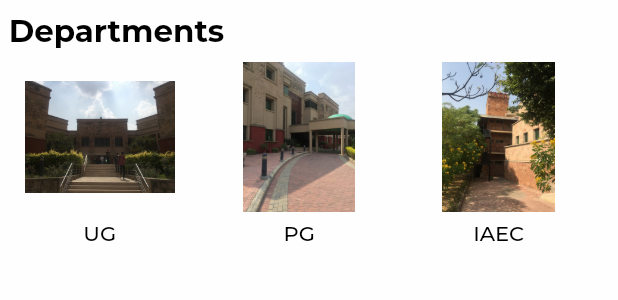
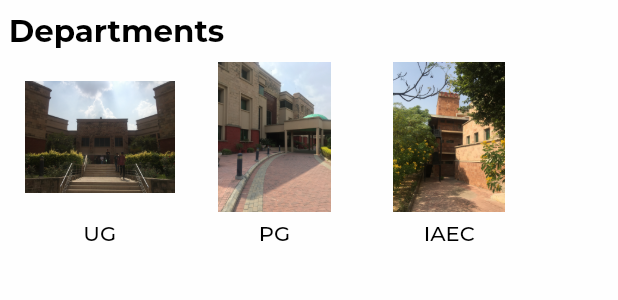
Before and after one commit to maryam-fatima/campus-mirador, a Flutter app: the Gallery widget shown alone on an empty page, opened directly, on a phone screen of 412 x 824 dp. Shown: the top 300 px of the screen. Run offline on Flutter 3.47's test engine with Material 2 defaults, Android fonts, the phone set to English and light mode, and no system bars; our stand-ins replace cloud_firestore, firebase_auth, firebase_core, font_awesome_flutter, google_fonts, google_sign_in and 2 more; missing offline and left inert: chat_gpt_sdk; accounts and stored records are empty; network calls fail.

Commit message:
stats responsive now

```diff
--- a/lib/main.dart
+++ b/lib/main.dart
@@ -1,4 +1,5 @@
 // imported the required libraries
+import 'package:chatbot/screens/features/chat_screen.dart';
 import 'package:firebase_core/firebase_core.dart';
 import 'package:flutter/material.dart';
 import 'screens/welcome.dart';
@@ -23,7 +24,7 @@ class MyApp extends StatelessWidget {
       theme: ThemeData(
         primarySwatch: Colors.blue,
       ),
-      home: const WelcomePage(),
+      home: WelcomePage(),
     );
   }
 }
--- a/lib/screens/features/view_stats.dart
+++ b/lib/screens/features/view_stats.dart
@@ -214,14 +214,14 @@ class Gallery extends StatelessWidget {
                 description: 'UG',
               ),
               SizedBox(
-                width: screenWidth * 0.08,
+                width: screenWidth * 0.04,
               ),
               const ImageWithText(
                 url: 'images/SEECS_PG.JPG',
                 description: 'PG',
               ),
               SizedBox(
-                width: screenWidth * 0.08,
+                width: screenWidth * 0.04,
               ),
               const ImageWithText(
                 url: 'images/IAEC.JPG',
```
Also changed, not shown: lib/screens/authentication/login.dart (+16 -4 lines).
